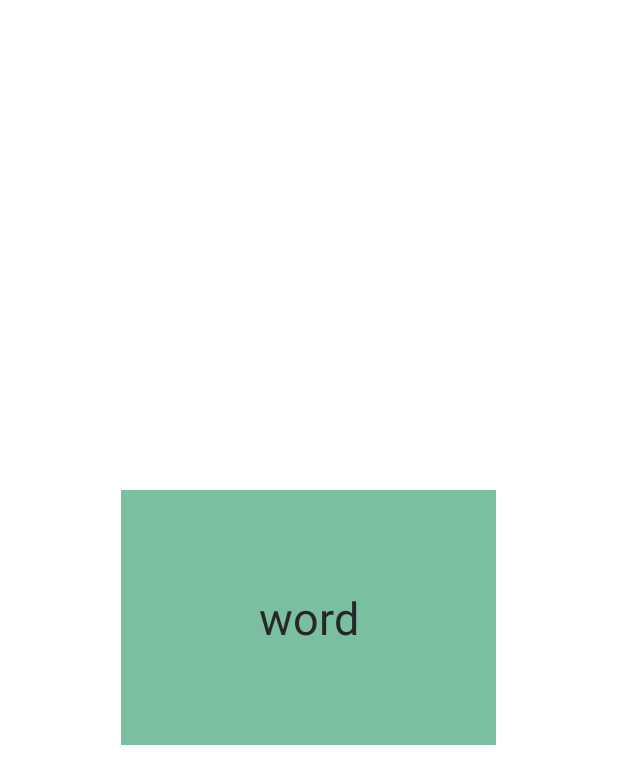
After one commit to MeowEnglish/MeowEnglish, an Android app: the layout word_card.xml on its own in the app's theme, with its tools: preview values and no code run, on a phone screen of 412 x 824 dp. The commit adds this screen. Shown: the top 784 px of the screen. Run offline under Robolectric (Android 15) with nearby library versions, the light colour scheme and no system bars.

Commit message:
add test swipe cards in Learn tab

```diff
--- a/app/build.gradle
+++ b/app/build.gradle
@@ -48,6 +48,7 @@ dependencies {
     implementation 'com.google.firebase:firebase-database:19.7.0'
     implementation 'com.google.firebase:firebase-auth:20.0.4'
     implementation 'it.xabaras.android:recyclerview-swipedecorator:1.2.3'
+    implementation 'com.lorentzos.swipecards:library:1.0.9'
     testImplementation 'junit:junit:4.+'
     androidTestImplementation 'androidx.test.ext:junit:1.1.1'
     androidTestImplementation 'androidx.test.espresso:espresso-core:3.2.0'
--- /dev/null
+++ b/app/src/main/res/layout/word_card.xml
@@ -0,0 +1,39 @@
+<?xml version="1.0" encoding="utf-8"?>
+<FrameLayout
+    xmlns:android="http://schemas.android.com/apk/res/android"
+    android:layout_width="250dp"
+    android:layout_height="170dp"
+    android:layout_gravity="center"
+    android:background="@color/green_200"
+    >
+
+    <TextView
+        android:id="@+id/word_text"
+        android:layout_width="match_parent"
+        android:layout_height="match_parent"
+        android:text="word"
+        android:layout_gravity="center"
+        android:textAlignment="center"
+        android:gravity="center"
+        android:textColor="@color/almost_black"
+        android:textSize="30dp"
+        />
+
+    <View
+        android:id="@+id/left_indicator"
+        android:layout_gravity="start"
+        android:layout_width="50dp"
+        android:layout_height="50dp"
+        android:background="@color/red"
+        android:alpha="0"
+        />
+    <View
+        android:id="@+id/right_indicator"
+        android:layout_gravity="end"
+        android:layout_width="50dp"
+        android:layout_height="50dp"
+        android:background="@color/known_words_color"
+        android:alpha="0"
+        />
+
+</FrameLayout>
--- a/app/src/main/res/values/colors.xml
+++ b/app/src/main/res/values/colors.xml
@@ -5,10 +5,12 @@
     <color name="green_700">#1D5943</color>
     <color name="teal_200">#BAD9BF</color>
     <color name="teal_700">#CCD9CE</color>
+    <color name="almost_black">#272727</color>
     <color name="black">#FF000000</color>
     <color name="white">#FFFFFFFF</color>
     <color name="light_orange">#D99066</color>
     <color name="orange">#BD6532</color>
+    <color name="red">#BD3232</color>
 
     <color name="back_blue">#96BFD9</color>
     <color name="back_button">#225954</color>
```
Also changed, not shown: app/src/main/java/com/meowenglish/meowenglish/data/Word.java (+8 -0 lines), app/src/main/java/com/meowenglish/meowenglish/ui/learnTab/LearnFragment.java (+65 -0 lines), app/src/main/res/layout/fragment_learn.xml (+11 -3 lines).
